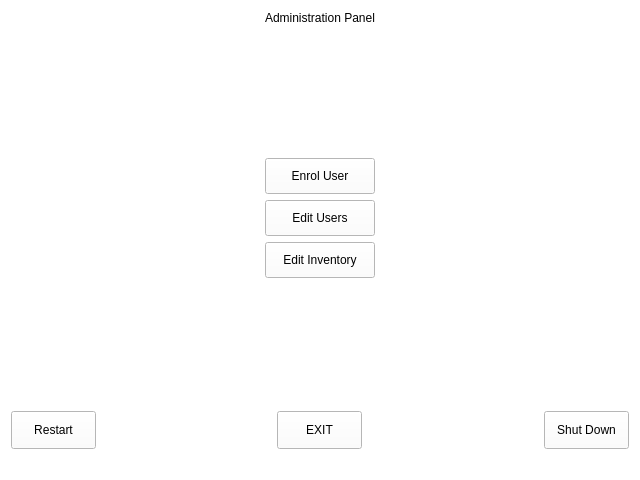
The window that adminpanel.ui (arc-bphc/sims-gui) describes before a commit, drawn with Qt 5.
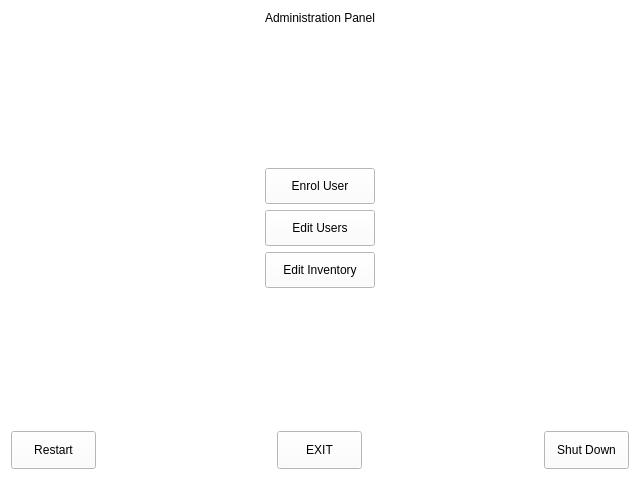
The same window after the commit.

Patch:
```diff
--- a/adminpanel.ui
+++ b/adminpanel.ui
@@ -21,19 +21,6 @@
   <layout class="QGridLayout" name="gridLayout_3">
    <item row="0" column="0">
     <layout class="QGridLayout" name="gridLayout_2">
-     <item row="2" column="0">
-      <spacer name="horizontalSpacer_4">
-       <property name="orientation">
-        <enum>Qt::Horizontal</enum>
-       </property>
-       <property name="sizeHint" stdset="0">
-        <size>
-         <width>40</width>
-         <height>20</height>
-        </size>
-       </property>
-      </spacer>
-     </item>
      <item row="0" column="1">
       <layout class="QGridLayout" name="gridLayout">
        <item row="1" column="0">
```
